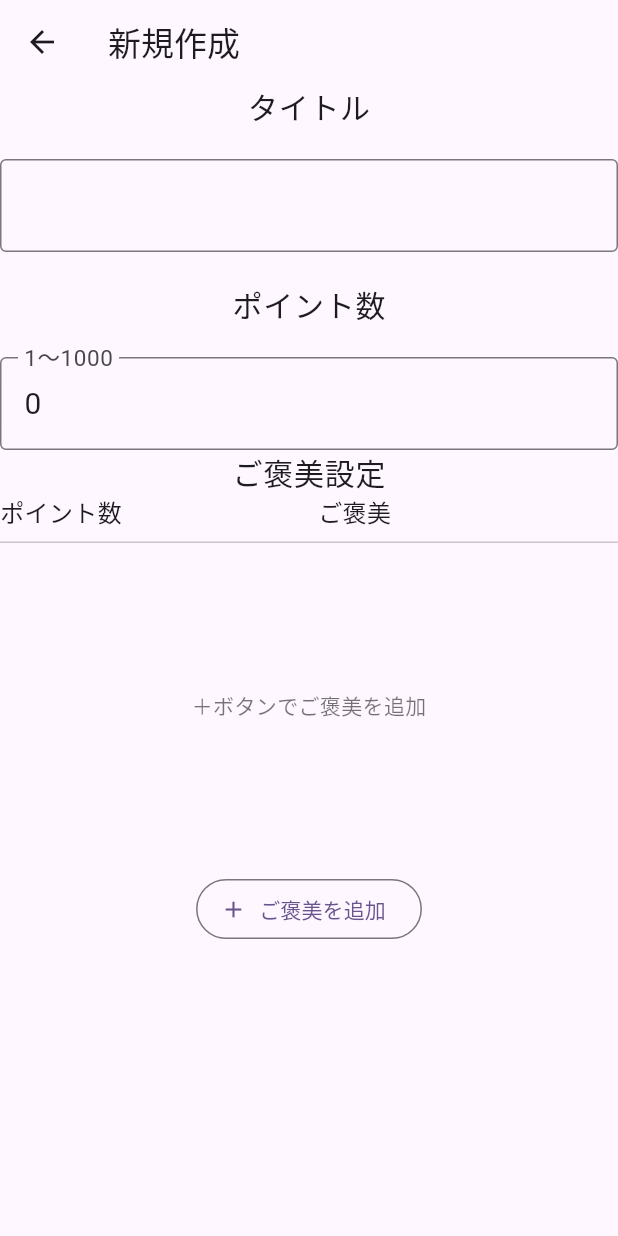
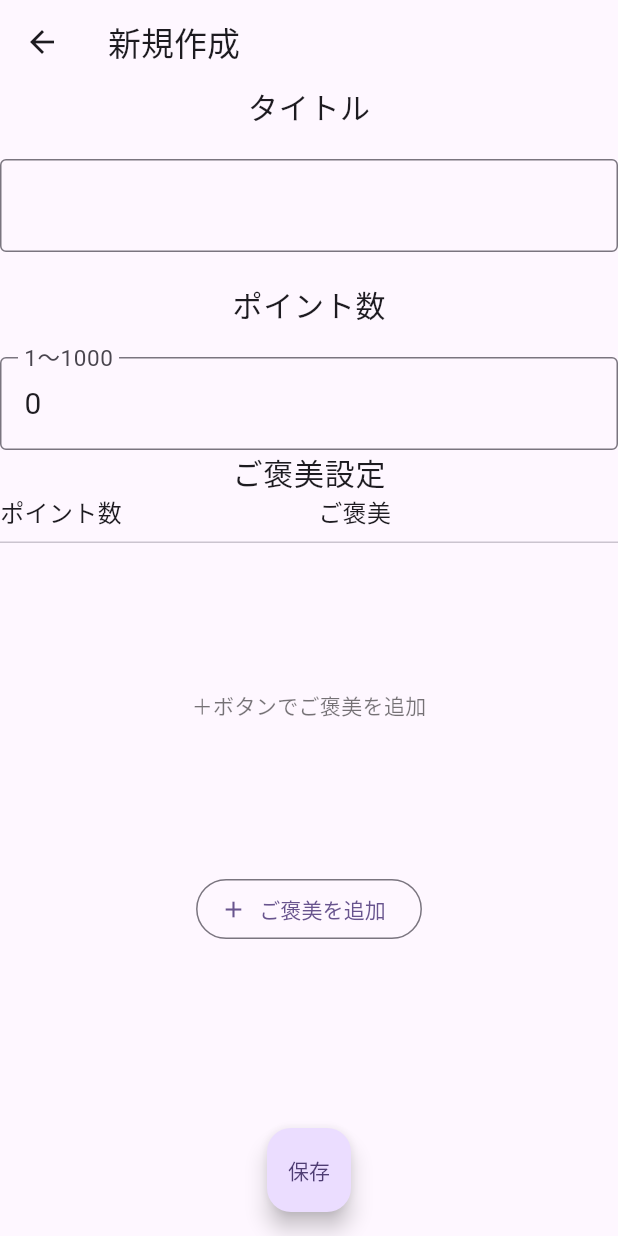
Before and after one commit to hakuchangit/point_card, a Flutter app: the NewPointCardScreen screen opened directly, on a phone screen of 412 x 824 dp. Run offline on Flutter 3.47's test engine with Material 3 defaults, Android fonts, the phone set to English and light mode, and no system bars; our stand-ins replace hive_flutter; accounts and stored records are empty.

Commit message:
add save button

```diff
--- a/lib/newPointCardScreen.dart
+++ b/lib/newPointCardScreen.dart
@@ -58,6 +58,15 @@ class _NewPointCardScreenState extends State<NewPointCardScreen> {
           ],
         ),
       ),
+      floatingActionButton: FloatingActionButton(
+        onPressed: () {
+          // 入力値のバリデーション
+          // ポイントカードを保存
+          // Navigator.pop
+        },
+        child: Text('保存'),
+      ),
+      floatingActionButtonLocation: FloatingActionButtonLocation.centerFloat,
     );
   }
 }
```
